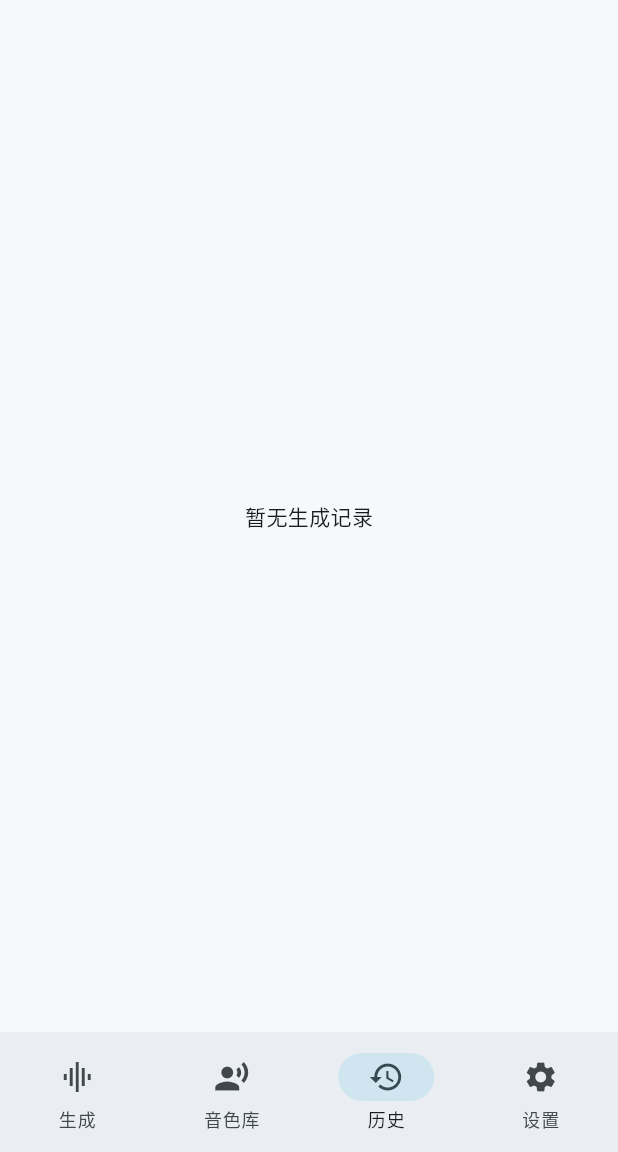
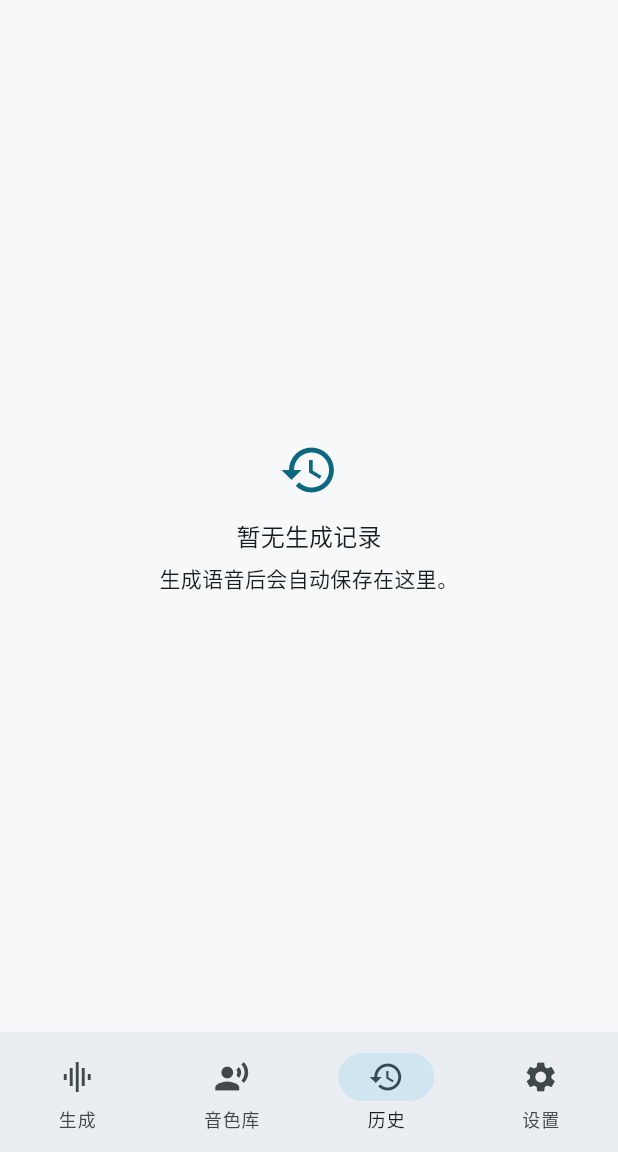
Before and after one commit to FuKun0113/shenghui-ai-voice-studio, a Flutter app: the screen it shows after launch, item 3 of the bottom bar chosen, on a phone screen of 412 x 824 dp, the part 84-1236 px from its top. Run offline on Flutter 3.47's test engine with Material 3 defaults, Android fonts, the phone set to English and light mode, and no system bars.

Commit message:
feat: add generated audio history

```diff
--- a/lib/src/ui/history/history_screen.dart
+++ b/lib/src/ui/history/history_screen.dart
@@ -1,14 +1,76 @@
 import 'package:flutter/material.dart';
 
 import '../../state/app_state.dart';
+import '../widgets/empty_state.dart';
 
-class HistoryScreen extends StatelessWidget {
+class HistoryScreen extends StatefulWidget {
   const HistoryScreen({super.key, required this.appState});
 
   final AppState appState;
 
   @override
+  State<HistoryScreen> createState() => _HistoryScreenState();
+}
+
+class _HistoryScreenState extends State<HistoryScreen> {
+  @override
+  void initState() {
+    super.initState();
+    widget.appState.addListener(_sync);
+  }
+
+  @override
+  void dispose() {
+    widget.appState.removeListener(_sync);
+    super.dispose();
+  }
+
+  void _sync() => setState(() {});
+
+  @override
   Widget build(BuildContext context) {
-    return const Center(child: Text('暂无生成记录'));
+    final history = widget.appState.history;
+    if (history.isEmpty) {
+      return const EmptyState(
+        icon: Icons.history,
+        title: '暂无生成记录',
+        subtitle: '生成语音后会自动保存在这里。',
+      );
+    }
+    return ListView.builder(
+      padding: const EdgeInsets.all(12),
+      itemCount: history.length,
+      itemBuilder: (context, index) {
+        final item = history[index];
+        return Card(
+          child: ListTile(
+            leading: IconButton(
+              tooltip: '播放',
+              onPressed: () {},
+              icon: const Icon(Icons.play_arrow),
+            ),
+            title: Text(item.text, maxLines: 1, overflow: TextOverflow.ellipsis),
+            subtitle: Text(
+              '${item.voiceName} · ${(item.durationMs / 1000).toStringAsFixed(1)} 秒',
+            ),
+            trailing: Wrap(
+              spacing: 4,
+              children: <Widget>[
+                IconButton(
+                  tooltip: '分享',
+                  onPressed: () {},
+                  icon: const Icon(Icons.ios_share),
+                ),
+                IconButton(
+                  tooltip: '删除',
+                  onPressed: () => widget.appState.deleteHistoryItem(item.id),
+                  icon: const Icon(Icons.delete_outline),
+                ),
+              ],
+            ),
+          ),
+        );
+      },
+    );
   }
 }
--- /dev/null
+++ b/lib/src/ui/widgets/empty_state.dart
@@ -0,0 +1,33 @@
+import 'package:flutter/material.dart';
+
+class EmptyState extends StatelessWidget {
+  const EmptyState({
+    super.key,
+    required this.icon,
+    required this.title,
+    required this.subtitle,
+  });
+
+  final IconData icon;
+  final String title;
+  final String subtitle;
+
+  @override
+  Widget build(BuildContext context) {
+    return Center(
+      child: Padding(
+        padding: const EdgeInsets.all(24),
+        child: Column(
+          mainAxisSize: MainAxisSize.min,
+          children: <Widget>[
+            Icon(icon, size: 40, color: Theme.of(context).colorScheme.primary),
+            const SizedBox(height: 12),
+            Text(title, style: Theme.of(context).textTheme.titleMedium),
+            const SizedBox(height: 6),
+            Text(subtitle, textAlign: TextAlign.center),
+          ],
+        ),
+      ),
+    );
+  }
+}
```
Also changed, not shown: 1 other file.
